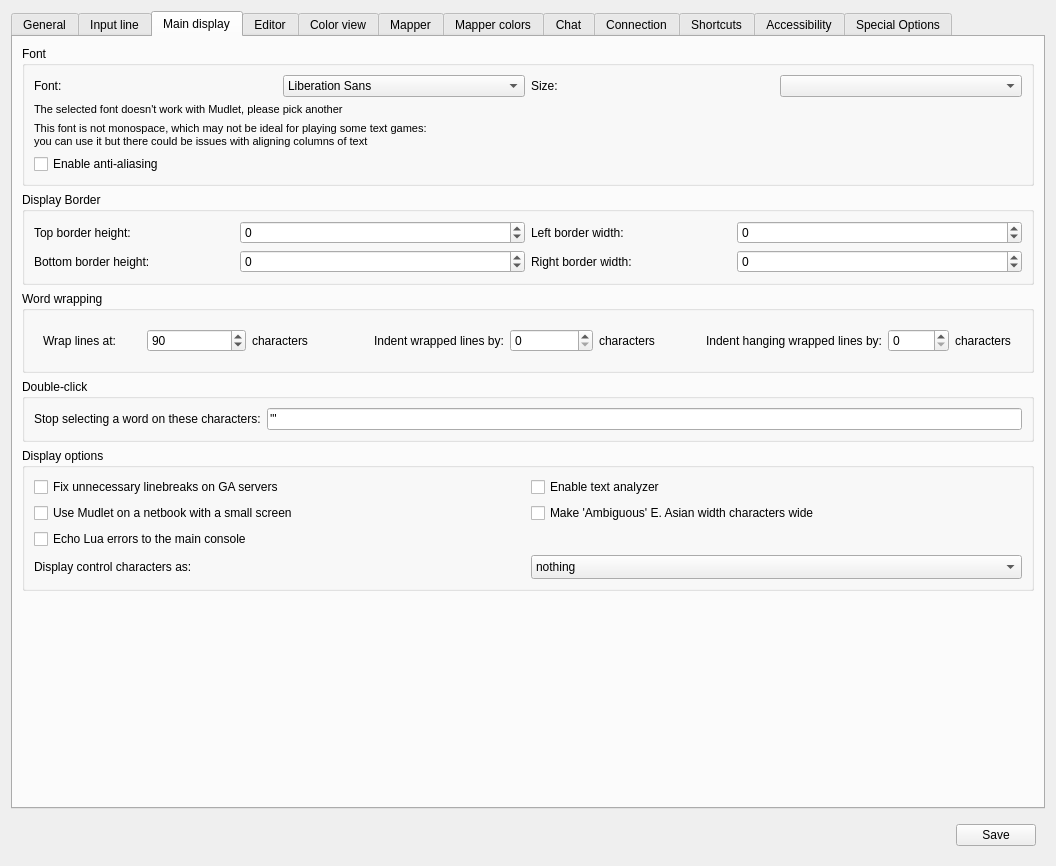
Above: src/ui/profile_preferences.ui from Mudlet/Mudlet before the change. Below: the same form after it.
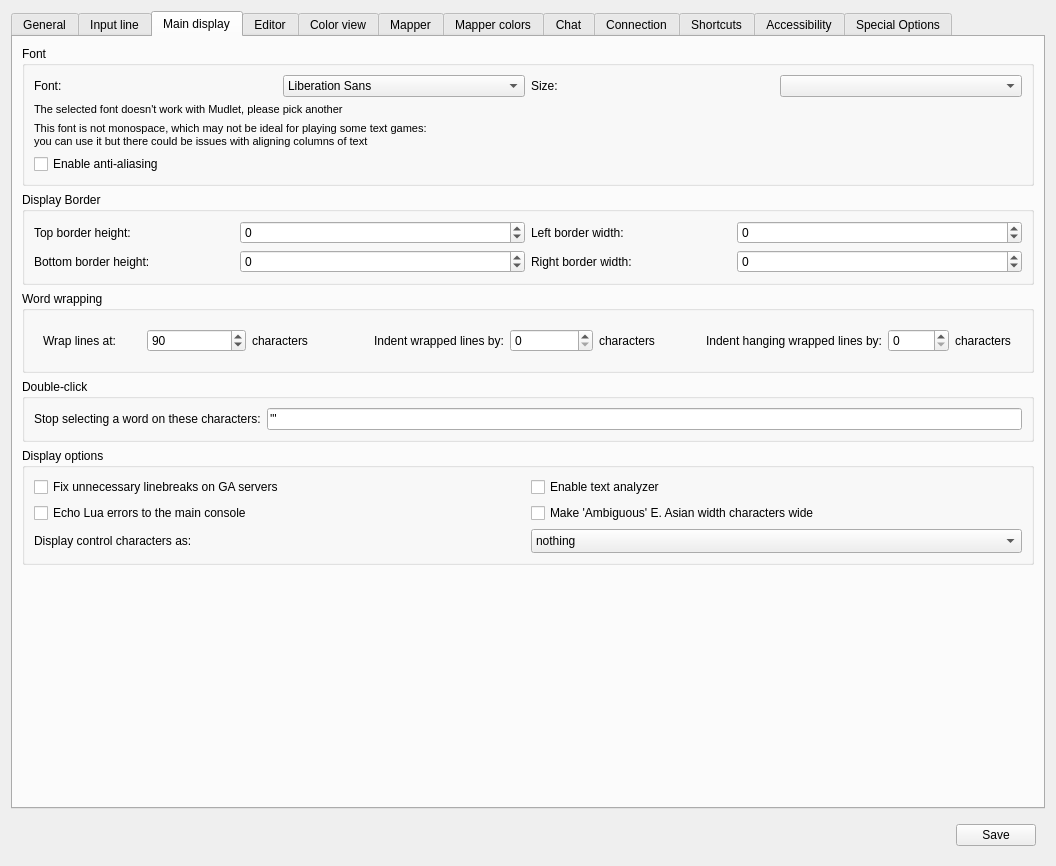
That is the form after the change. The open tabs and pages were chosen to show the change. Icons and pictures are not drawn. Custom widgets are drawn as their Qt base class.

Commit message: improve: remove netbook, small screen option from preferences

Patch:
```diff
--- a/src/ui/profile_preferences.ui
+++ b/src/ui/profile_preferences.ui
@@ -1182,16 +1182,6 @@
             </property>
            </widget>
           </item>
-          <item row="1" column="0">
-           <widget class="QCheckBox" name="checkBox_USE_SMALL_SCREEN">
-            <property name="toolTip">
-             <string>&lt;p&gt;Select this option for better compatibility if you are using a netbook, or some other computer model that has a small screen.&lt;/p&gt;</string>
-            </property>
-            <property name="text">
-             <string>Use Mudlet on a netbook with a small screen</string>
-            </property>
-           </widget>
-          </item>
           <item row="1" column="1">
            <widget class="QCheckBox" name="checkBox_useWideAmbiguousEastAsianGlyphs">
             <property name="text">
@@ -1202,16 +1192,6 @@
             </property>
            </widget>
           </item>
-          <item row="2" column="0">
-           <widget class="QCheckBox" name="checkBox_echoLuaErrors">
-            <property name="toolTip">
-             <string>&lt;p&gt;Prints Lua errors to the main console in addition to the error tab in the editor.&lt;/p&gt;</string>
-            </property>
-            <property name="text">
-             <string>Echo Lua errors to the main console</string>
-            </property>
-           </widget>
-          </item>
           <item row="3" column="0">
            <widget class="QLabel" name="label_controlCharacterHandling">
             <property name="text">
@@ -1244,6 +1224,16 @@
             </item>
            </widget>
           </item>
+          <item row="1" column="0">
+           <widget class="QCheckBox" name="checkBox_echoLuaErrors">
+            <property name="toolTip">
+             <string>&lt;p&gt;Prints Lua errors to the main console in addition to the error tab in the editor.&lt;/p&gt;</string>
+            </property>
+            <property name="text">
+             <string>Echo Lua errors to the main console</string>
+            </property>
+           </widget>
+          </item>
          </layout>
         </widget>
        </item>
```
Left out of the diff: 3 changed lines with no effect on the pictures. The commit also changes 4 other files.
